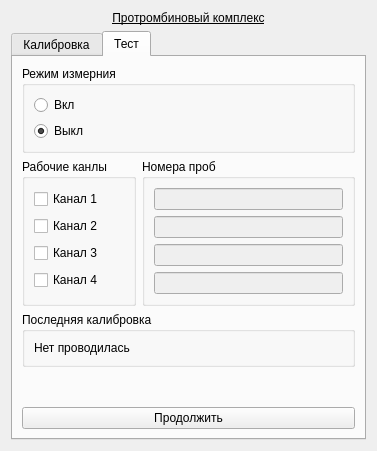
Qt form choisedialog/ko5.ui (krang4d/Agrekola) before a commit.
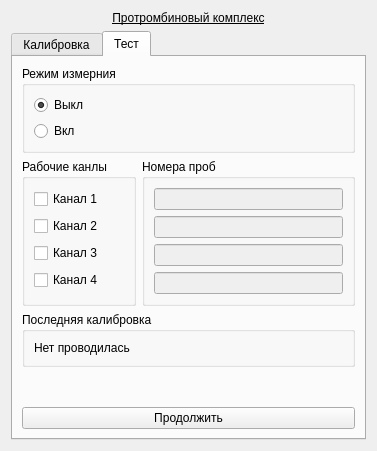
The same form after that commit.

```diff
--- a/choisedialog/ko5.ui
+++ b/choisedialog/ko5.ui
@@ -263,13 +263,6 @@
           <bool>false</bool>
          </property>
          <layout class="QVBoxLayout" name="verticalLayout_11">
-          <item>
-           <widget class="QRadioButton" name="radioButton_testDouble">
-            <property name="text">
-             <string>Вкл</string>
-            </property>
-           </widget>
-          </item>
           <item>
            <widget class="QRadioButton" name="radioButton_testSingle">
             <property name="text">
@@ -280,6 +273,13 @@
             </property>
            </widget>
           </item>
+          <item>
+           <widget class="QRadioButton" name="radioButton_testDouble">
+            <property name="text">
+             <string>Вкл</string>
+            </property>
+           </widget>
+          </item>
          </layout>
         </widget>
        </item>
```
Left out of the diff: 6 changed lines with no effect on the pictures.
